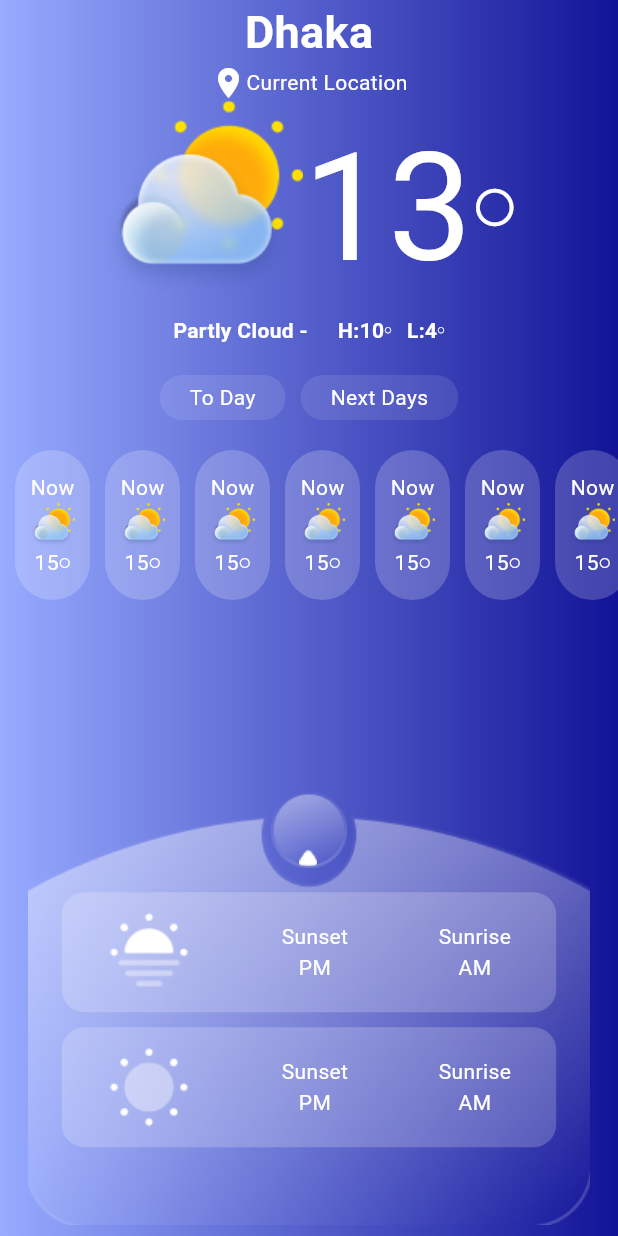
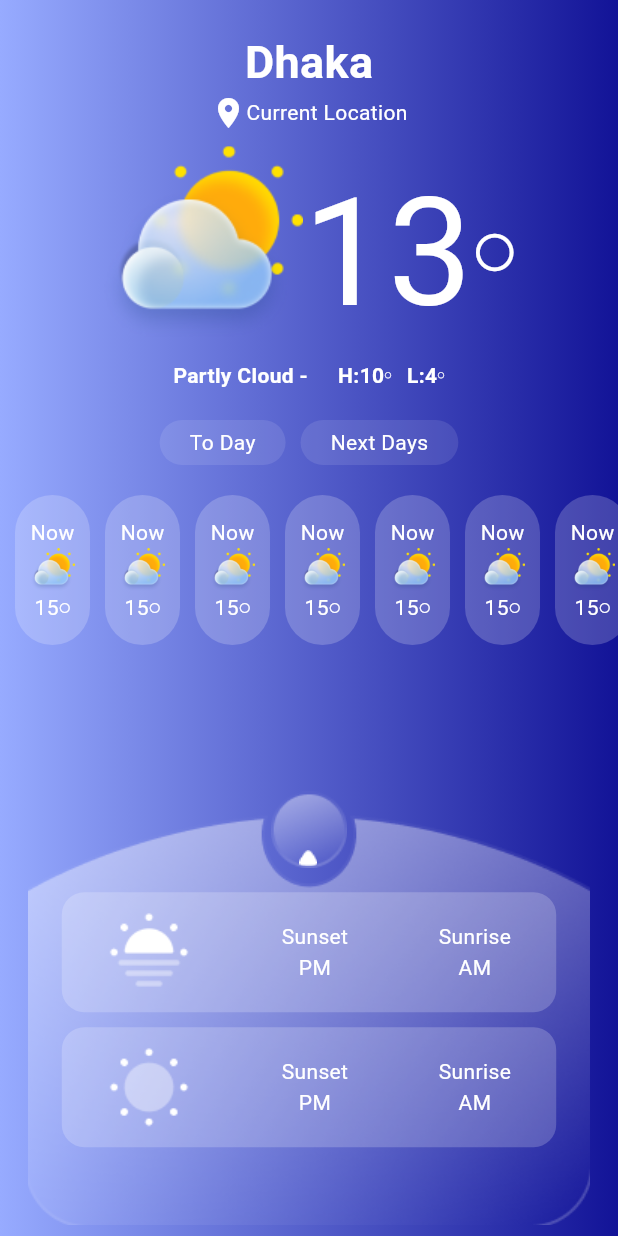
Before and after one commit to araful39/weather_app, a Flutter app: the screen it shows after launch, on a phone screen of 412 x 824 dp. Run offline on Flutter 3.47's test engine with Material 3 defaults, Android fonts, the phone set to English and light mode, and no system bars; our stand-ins replace get.

Commit message:
home page done

```diff
--- a/lib/view/home/home.dart
+++ b/lib/view/home/home.dart
@@ -30,6 +30,9 @@ class Home extends StatelessWidget {
                 mainAxisAlignment: MainAxisAlignment.start,
                 crossAxisAlignment: CrossAxisAlignment.center,
                 children: [
+                  const SizedBox(
+                    height: 20,
+                  ),
                   const Text(
                     "Dhaka",
                     style: TextStyle(
@@ -49,6 +52,9 @@ class Home extends StatelessWidget {
                         style: TextStyle(color: Colors.white),
                       )
                     ],
+                  ),
+                  const SizedBox(
+                    height: 10,
                   ),
                   Row(
                     mainAxisAlignment: MainAxisAlignment.center,
```
